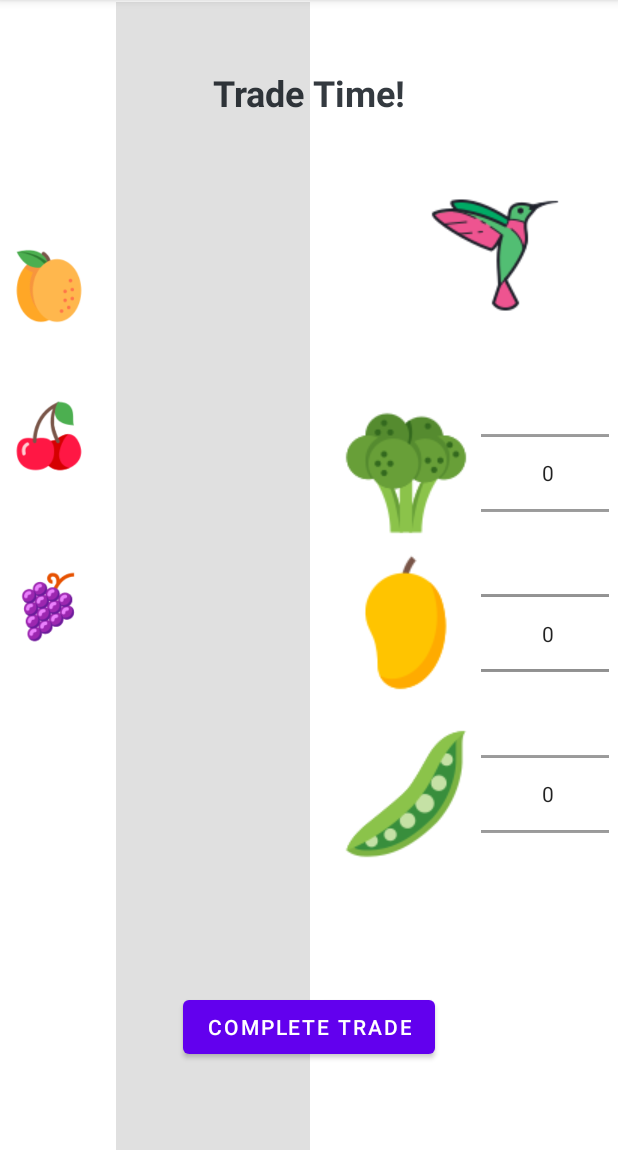
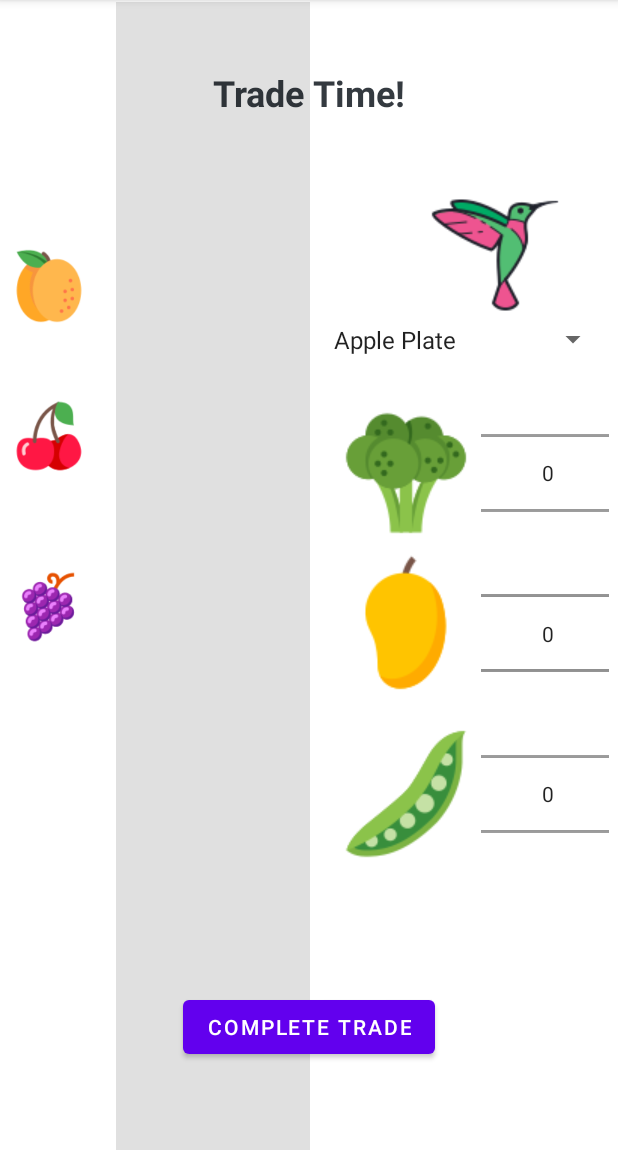
Before and after one commit to KeraLinn/MoG-0423, an Android app: the merchantInteraction screen opened directly, with no data from a screen before it, on a phone screen of 412 x 824 dp, the part 84-1236 px from its top. Run offline under Robolectric (Android 15) with nearby library versions, the light colour scheme and no system bars; Roboto replaces fonts that are not available here.

Commit message:
Experimented with using a spinner for item selecting during trading. I think that will be less clumsy than the numberPicker to use.
TODO: Revise screen_trading.xml to use spinners; possibly swap to have merchant trading info on top and the selling from player on the bottom of that screen; could break the commodities in the strings.xml into groups of the cities (or merchants?) to limit the dropdown.

```diff
--- a/app/src/main/java/com/example/mog_0423/merchantInteraction.java
+++ b/app/src/main/java/com/example/mog_0423/merchantInteraction.java
@@ -3,35 +3,50 @@ package com.example.mog_0423;
 import android.content.Intent;
 import android.os.Bundle;
 import android.view.View;
+import android.widget.AdapterView;
+import android.widget.ArrayAdapter;
 import android.widget.Button;
 import android.widget.NumberPicker;
+import android.widget.Spinner;
 
 import androidx.appcompat.app.AppCompatActivity;
 
+import java.lang.reflect.Array;
+import java.util.ArrayList;
+import java.util.Collection;
 import java.util.Dictionary;
 
-public class merchantInteraction extends AppCompatActivity {
+public class merchantInteraction extends AppCompatActivity implements AdapterView.OnItemSelectedListener {
     int playerBuying;
     int playerSelling;
-    NumberPicker merchantPickerItem1 = new NumberPicker(this);
-    NumberPicker merchantPickerItem2 = new NumberPicker(this);
-    NumberPicker merchantPickerItem3 = new NumberPicker(this);
-    NumberPicker playerPickerItem1 = new NumberPicker(this);
-    NumberPicker playerPickerItem2 = new NumberPicker(this);
-    NumberPicker playerPickerItem3 = new NumberPicker(this);
+    int[] myNumArray = {1,2,3,4,5,6,7,8,9,10};
+    Commodity commodity;
+    //Commodity[] myCommodityArray = new Commodity[5];
+    public ArrayList<Commodity> commodityArrayList = new ArrayList<>();
 
     @Override
     protected void onCreate(Bundle savedInstanceState) {
         super.onCreate(savedInstanceState);
         setContentView(R.layout.screen_trading);
 
+        Spinner numberSpinner = findViewById(R.id.spinner2);
+        ArrayAdapter<CharSequence> adapter = ArrayAdapter.createFromResource(this,R.array.commodity_names_list
+                , android.R.layout.simple_spinner_item);
+        /*ArrayAdapter<CharSequence> adapter = ArrayAdapter.createFromResource(this,myNumArray,
+                android.R.layout.simple_spinner_item);*/
+        /*ArrayAdapter<CharSequence> adapter = ArrayAdapter.createFromResource(this,
+                R.array.difficultyList, android.R.layout.simple_spinner_item);*/
+        adapter.setDropDownViewResource(android.R.layout.simple_spinner_dropdown_item);
 
-        merchantPickerItem1 = findViewById(R.id.merPick1);
-        merchantPickerItem2 = findViewById(R.id.merPick2);
-        merchantPickerItem3 = findViewById(R.id.merPick3);
-        playerPickerItem1 = findViewById(R.id.merPick4);
-        playerPickerItem2 = findViewById(R.id.merPick5);
-        playerPickerItem3 = findViewById(R.id.merPick6);
+        numberSpinner.setAdapter(adapter);
+        numberSpinner.setOnItemSelectedListener(this);
+        NumberPicker merchantPickerItem1 = findViewById(R.id.merPick1);
+
+        NumberPicker merchantPickerItem2 = findViewById(R.id.merPick2);
+        NumberPicker merchantPickerItem3 = findViewById(R.id.merPick3);
+        NumberPicker playerPickerItem1 = findViewById(R.id.merPick4);
+        NumberPicker playerPickerItem2 = findViewById(R.id.merPick5);
+        NumberPicker playerPickerItem3 = findViewById(R.id.merPick6);
 
 
         Button doneButton = findViewById(R.id.completeTradeButton);
@@ -45,10 +60,20 @@ public class merchantInteraction extends AppCompatActivity {
     }
 
     private void completeTransaction() {
-        playerBuying =
+        /*playerBuying =
                 merchantPickerItem1.getValue() + merchantPickerItem2.getValue() + merchantPickerItem3.getValue();
         playerSelling =
-                playerPickerItem1.getValue() + playerPickerItem2.getValue() + playerPickerItem3.getValue();
+                playerPickerItem1.getValue() + playerPickerItem2.getValue() + playerPickerItem3.getValue();*/
 
     }
+
+    @Override
+    public void onItemSelected(AdapterView<?> parent, View view, int position, long id) {
+        parent.getItemAtPosition(position);
+    }
+
+    @Override
+    public void onNothingSelected(AdapterView<?> parent) {
+        parent.getItemIdAtPosition(0);
+    }
 }
--- a/app/src/main/java/com/example/mog_0423/startNewGame.java
+++ b/app/src/main/java/com/example/mog_0423/startNewGame.java
@@ -22,6 +22,8 @@ public class startNewGame extends AppCompatActivity {
 
         Merchant merchant = new Merchant("","","",0);
         merchant.getAllMerchants();
+        Commodity commodity = new Commodity("","",0,0);
+        commodity.getAllCommodities();
 
         Button continueButton = findViewById(R.id.continueButton);
         continueButton.setOnClickListener((View v) -> startActivity(new Intent(startNewGame.this,
--- a/app/src/main/res/layout/screen_trading.xml
+++ b/app/src/main/res/layout/screen_trading.xml
@@ -224,4 +224,12 @@
         app:layout_constraintStart_toEndOf="@+id/merchantAvatar"
         app:layout_constraintTop_toTopOf="parent" />
 
+    <Spinner
+        android:id="@+id/spinner2"
+        android:layout_width="191dp"
+        android:layout_height="78dp"
+        android:layout_marginEnd="6dp"
+        app:layout_constraintBottom_toTopOf="@+id/playTable"
+        app:layout_constraintEnd_toEndOf="parent" />
+
 </androidx.constraintlayout.widget.ConstraintLayout>
```
Also changed, not shown: app/src/main/java/com/example/mog_0423/Commodity.java (+20 -1 lines), app/src/main/res/values/strings.xml (+12 -0 lines).
